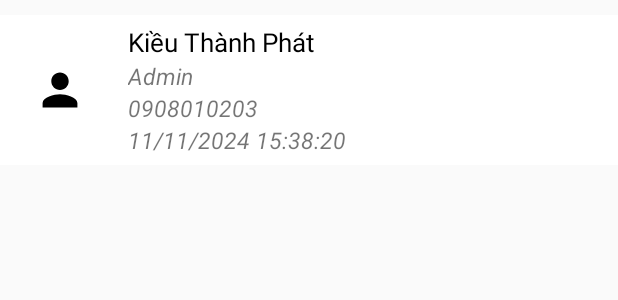
After one commit to KTPx4/Android_StudentManager, an Android app: the layout item_history.xml on its own in the app's theme, with its tools: preview values and no code run, on a phone screen of 412 x 824 dp. The commit adds this screen. Shown: the top 300 px of the screen. Run offline under Robolectric (Android 15) with nearby library versions, the phone set to English and light mode, and no system bars.

Commit message:
Fixed for error get null value

```diff
--- a/Essay/app/src/main/java/com/example/essay/UserFragment.java
+++ b/Essay/app/src/main/java/com/example/essay/UserFragment.java
@@ -195,8 +195,8 @@ public class UserFragment extends Fragment implements View.OnClickListener {
                             String email = document.getString("email");
 
                             countALl ++;
-                            if(role.equalsIgnoreCase("manager")) countManager++;
-                            else if(role.equalsIgnoreCase("employee")) countEmployee++;
+                            if(role !=null && role.toLowerCase().equals("manager")) countManager++;
+                            else if(role !=null && role.toLowerCase().equals("employee")) countEmployee++;
                             // Kiểm tra xem tên có chứa chuỗi tìm kiếm hay không
                             if (name != null &&
                                     name.toLowerCase().contains(searchName.toLowerCase()) &&
--- /dev/null
+++ b/Essay/app/src/main/res/layout/item_history.xml
@@ -0,0 +1,91 @@
+<?xml version="1.0" encoding="utf-8"?>
+<androidx.constraintlayout.widget.ConstraintLayout xmlns:android="http://schemas.android.com/apk/res/android"
+    android:layout_width="match_parent"
+    android:layout_height="wrap_content"
+    xmlns:app="http://schemas.android.com/apk/res-auto"
+    android:orientation="horizontal"
+    android:layout_marginTop="10dp"
+    android:background="@color/white"
+    android:padding="6dp">
+
+    <ImageView
+        android:id="@+id/history_im_user"
+        android:layout_width="60dp"
+        android:layout_height="60dp"
+        app:layout_constraintEnd_toStartOf="@+id/history_txtName"
+        android:layout_marginEnd="15dp"
+        app:layout_constraintTop_toTopOf="@+id/history_txtName"
+        app:layout_constraintBottom_toBottomOf="@+id/history_txtTime"
+        android:src="@drawable/ic_person_foreground"
+        />
+
+    <TextView
+        android:id="@+id/history_txtName"
+        android:layout_width="250dp"
+        android:maxLines="1"
+        android:layout_height="wrap_content"
+        android:layout_marginStart="8dp"
+        android:fontFamily="sans-serif"
+        android:text="Kiều Thành Phát "
+        android:textAlignment="textStart"
+        android:textColor="@android:color/black"
+        android:textSize="17sp"
+
+        app:layout_constraintStart_toStartOf="parent"
+        app:layout_constraintEnd_toEndOf="parent"
+        app:layout_constraintTop_toTopOf="parent"
+        app:layout_constraintVertical_bias="0.37" />
+
+    <TextView
+        android:id="@+id/history_txtRole"
+        android:layout_width="wrap_content"
+        android:layout_height="wrap_content"
+        app:layout_constraintTop_toBottomOf="@+id/history_txtName"
+        app:layout_constraintStart_toStartOf="@+id/history_txtName"
+        android:text="Admin"
+        android:textSize="15sp"
+        android:textStyle="italic"
+        />
+
+    <TextView
+        android:id="@+id/history_txtUser"
+        android:visibility="invisible"
+        android:layout_width="wrap_content"
+        android:layout_height="wrap_content"
+        app:layout_constraintTop_toBottomOf="@+id/history_txtName"
+        app:layout_constraintStart_toStartOf="@+id/history_txtName"
+        android:text="111111111"
+        android:textSize="15sp"
+        android:textStyle="italic"
+        />
+
+    <TextView
+        android:id="@+id/history_txtPhone"
+        android:layout_width="wrap_content"
+        android:layout_height="wrap_content"
+        app:layout_constraintTop_toBottomOf="@+id/history_txtUser"
+        app:layout_constraintStart_toStartOf="@+id/history_txtUser"
+        android:text="0908010203"
+        android:textSize="15sp"
+        android:textStyle="italic"
+
+        />
+    <TextView
+        android:id="@+id/history_txtTime"
+        android:layout_width="wrap_content"
+        android:layout_height="wrap_content"
+        app:layout_constraintTop_toBottomOf="@+id/history_txtPhone"
+        app:layout_constraintStart_toStartOf="@+id/history_txtPhone"
+        android:text="11/11/2024 15:38:20"
+        android:textSize="15sp"
+        android:textStyle="italic"
+
+        />
+
+
+
+
+
+
+
+</androidx.constraintlayout.widget.ConstraintLayout>
```
Also changed, not shown: Essay/app/src/main/java/com/example/essay/Adapter/HistoryAdapter.java (added, +45 -0 lines), Essay/app/src/main/java/com/example/essay/component/user/HistoryInfo.java (+84 -0 lines), Essay/app/src/main/java/com/example/essay/models/account/UserHistory.java (added, +71 -0 lines), Essay/app/src/main/res/layout/component_user_history.xml (+66 -0 lines).
